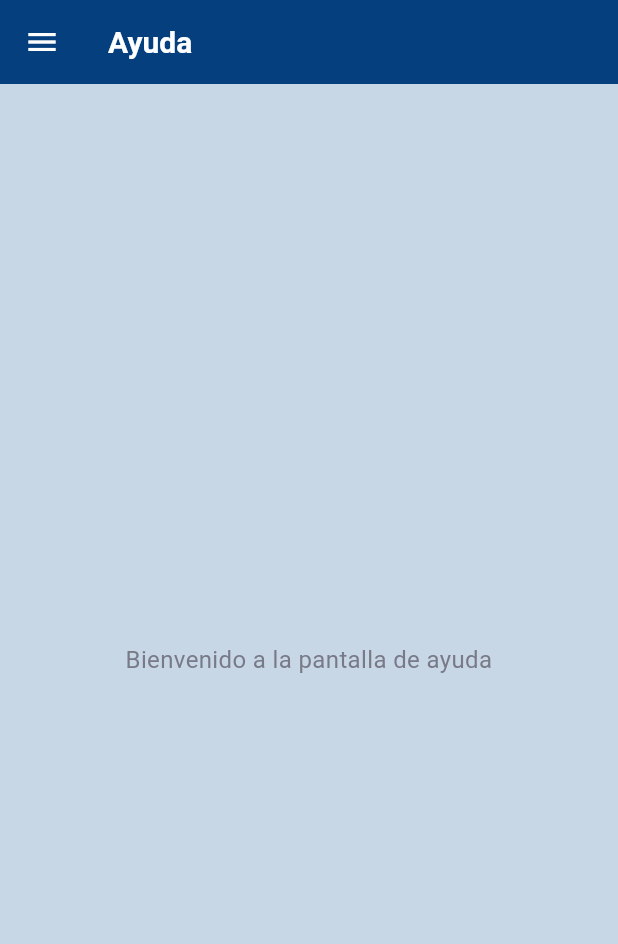
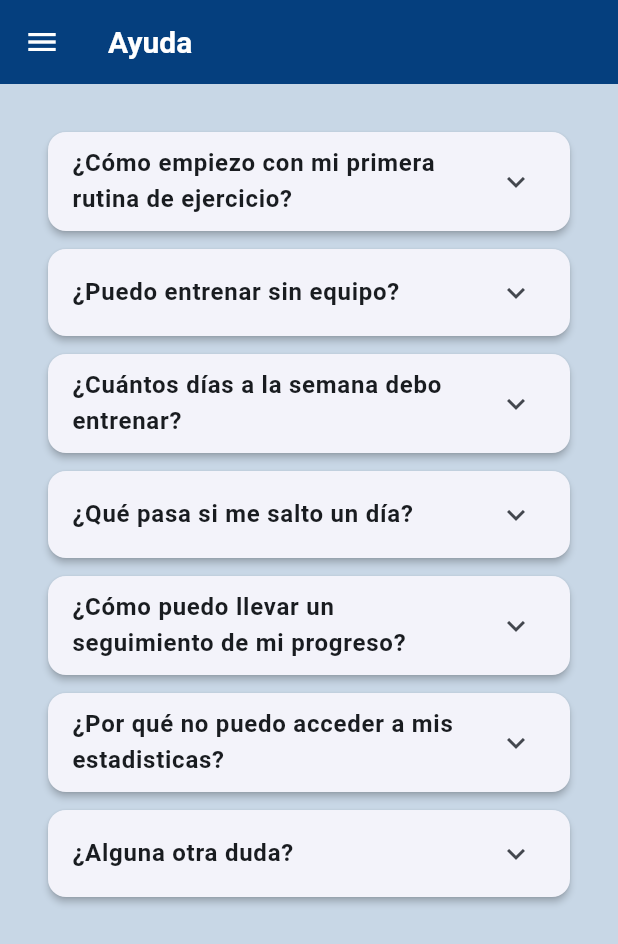
Before and after one commit to SantiagoAHS/app_fit_pt, a Flutter app: the HelpScreen screen opened by its route, on a phone screen of 412 x 824 dp. Shown: the top 944 px of the screen. Run offline on Flutter 3.47's test engine with Material 3 defaults, Android fonts, the phone set to English and light mode, and no system bars; our stand-ins replace cloud_firestore, firebase_auth, firebase_core, fl_chart; accounts and stored records are empty.

Commit message:
Create help-screen mobile

```diff
--- a/appfit_dia/lib/screens/help_screen.dart
+++ b/appfit_dia/lib/screens/help_screen.dart
@@ -32,14 +32,64 @@ class HelpScreen extends StatelessWidget {
   }
 
   Widget _buildMobileLayout() {
-    return const Center(
-      child: Text(
-        'Bienvenido a la pantalla de ayuda',
-        style: TextStyle(fontSize: 16),
-        textAlign: TextAlign.center,
-      ),
+    final faqs = [
+    {
+      'question': '¿Cómo empiezo con mi primera rutina de ejercicio?',
+      'answer': 'Después de registrarte, dirígete a la sección “Rutinas” y selecciona la de tu agrado. Recomendamos comenzar con la rutina de principiantes si no has entrenado recientemente.',
+    },
+    {
+      'question':'¿Puedo entrenar sin equipo?',
+      'answer':'Sí, muchas de nuestras rutinas están diseñadas para realizarse en casa sin ningún equipo.',
+    },
+    {
+      'question':'¿Cuántos días a la semana debo entrenar?',
+      'answer':'Depende de tu nivel y tus objetivos. Para principiantes, recomendamos 3-4 días a la semana. Los intermedios o avanzados pueden entrenar 5-6 días.',
+    },
+    {
+      'question':'¿Qué pasa si me salto un día?',
+      'answer':'No te preocupes, la consistencia es más importante que la perfección. Puedes retomar desde el día siguiente sin problema.',
+    },
+    {
+      'question':'¿Cómo puedo llevar un seguimiento de mi progreso?',
+      'answer':'Puedes acceder a la sección de "Estadisticas" para ver un seguimiento de tu progeso.',
+    },
+    {
+      'question': '¿Por qué no puedo acceder a mis estadisticas?',
+      'answer': 'Para acceder a tus estadisticas personales debes primero ingresar tus datos en la sección de "Perfil"',
+    },
+    {
+      'question':'¿Alguna otra duda?',
+      'answer':'Contactanos al: "241-176-4468"',
+    }
+
+
+    ];
+
+  return ListView.builder(
+      padding: const EdgeInsets.all(16.0),
+      itemCount: faqs.length,
+      itemBuilder: (context, index) {
+        final faq = faqs[index];
+        return Card(
+          elevation: 2,
+          margin: const EdgeInsets.only(bottom: 12),
+          child: ExpansionTile(
+            title: Text(
+              faq['question']!,
+              style: const TextStyle(fontWeight: FontWeight.w600),
+            ),
+            children: [
+              Padding(
+                padding: const EdgeInsets.all(16.0),
+                child: Text(faq['answer']!),
+              ),
+            ],
+          ),
+        );
+      },
     );
   }
+
 
   Widget _buildLargeScreenLayout() {
     return const Center(
```
Also changed, not shown: appfit_dia/package-lock.json (added).
